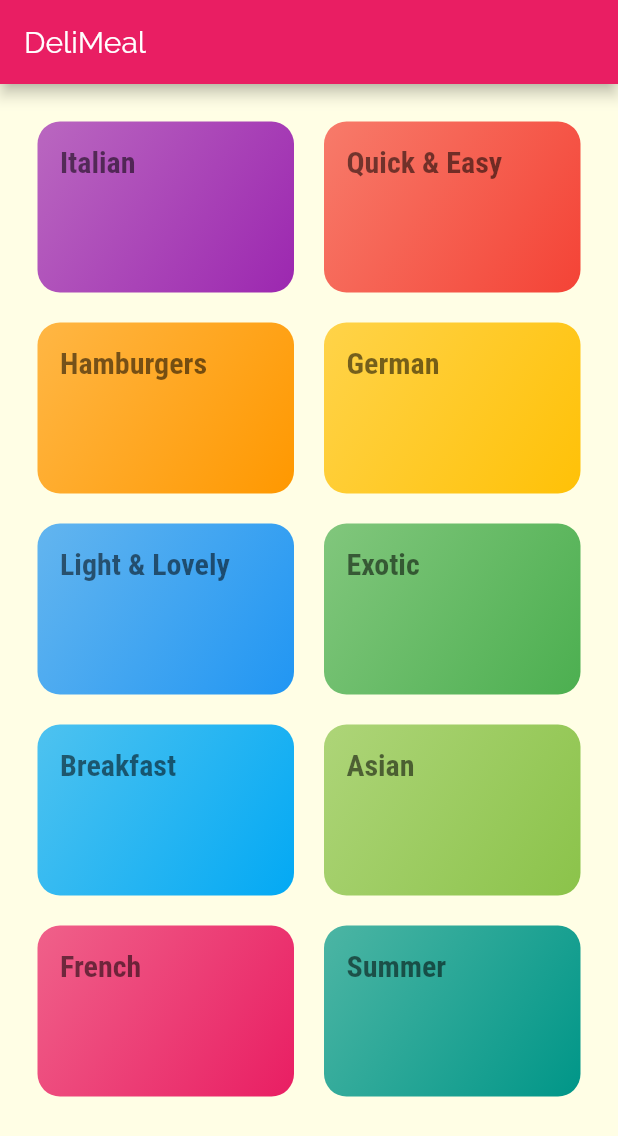
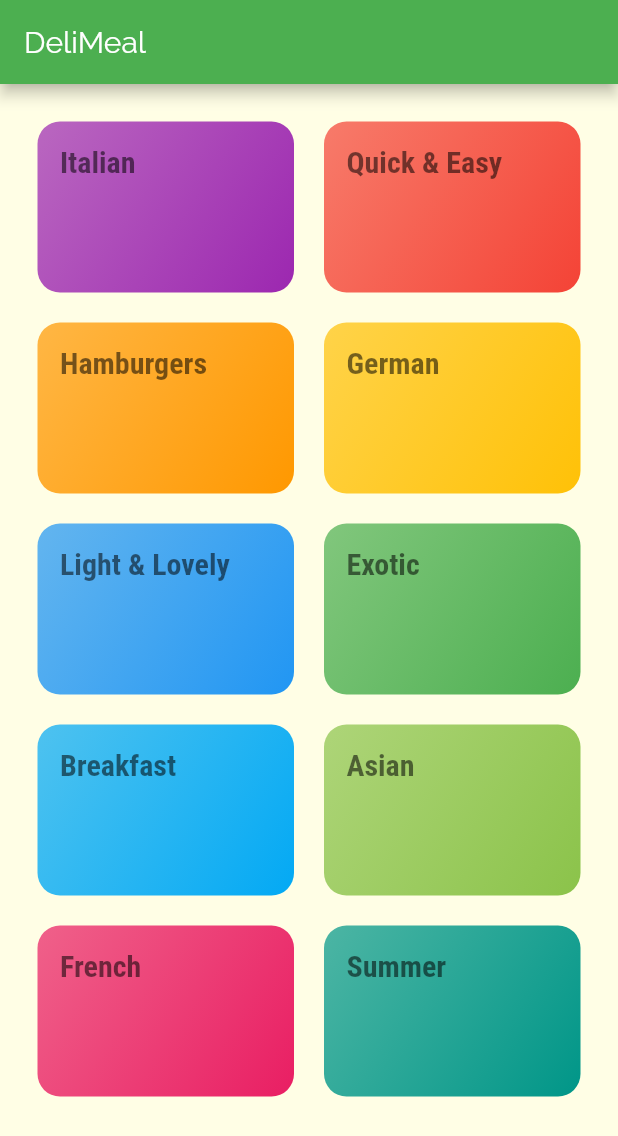
Before and after one commit to AlejandroMoreira/alejandro_flutter_app_3, a Flutter app: the screen it shows after launch, on a phone screen of 412 x 824 dp. Shown: the top 1136 px of the screen. Run offline on Flutter 3.47's test engine with Material 2 defaults, Android fonts, the phone set to English and light mode, and no system bars.

```diff
--- a/lib/main.dart
+++ b/lib/main.dart
@@ -10,7 +10,7 @@ class MyApp extends StatelessWidget {
     return MaterialApp(
       title: "DeliMeals",
       theme: ThemeData(
-        primarySwatch: Colors.pink,
+        primarySwatch: Colors.green,
         accentColor: Colors.amber,
         canvasColor: Color.fromRGBO(255, 254, 229, 1),
         fontFamily: "Raleway",
```
Also changed, not shown: lib/widgets/category_item.dart (+12 -4 lines).
